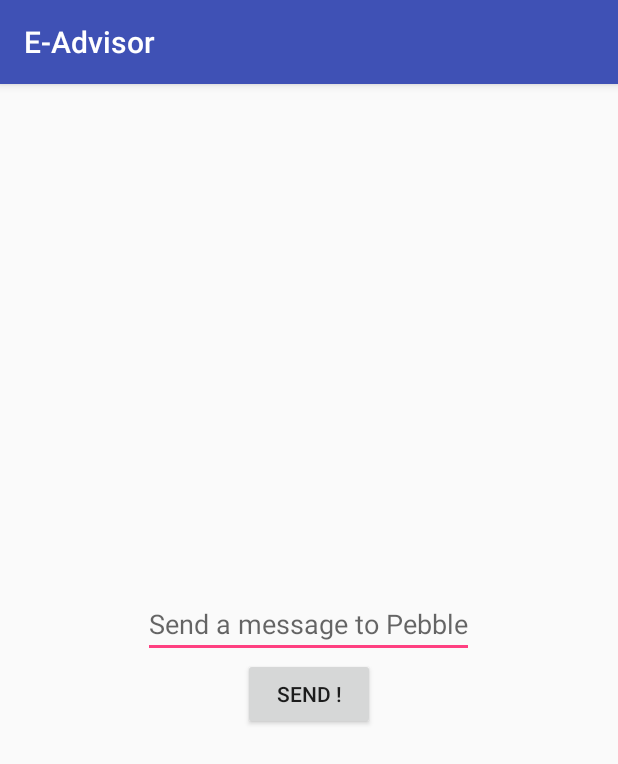
After one commit to m9rehman/FinHacks, an Android app: the NotificationActivity screen opened directly, with no data from a screen before it, on a phone screen of 412 x 824 dp. The commit adds this screen. Shown: the top 764 px of the screen. Run offline under Robolectric (Android 15) with nearby library versions, the phone set to English and light mode, and no system bars.

Commit message:
Created Notification Activity

```diff
--- a/FinHacksIoT/app/build.gradle
+++ b/FinHacksIoT/app/build.gradle
@@ -23,4 +23,10 @@ dependencies {
     compile fileTree(dir: 'libs', include: ['*.jar'])
     testCompile 'junit:junit:4.12'
     compile 'com.android.support:appcompat-v7:23.4.0'
+    compile 'com.getpebble:pebblekit:3.1.0@aar'
 }
+
+repositories {
+    mavenCentral()
+    maven { url "https://oss.sonatype.org/content/groups/public/" }
+}
--- a/FinHacksIoT/app/src/main/AndroidManifest.xml
+++ b/FinHacksIoT/app/src/main/AndroidManifest.xml
@@ -15,6 +15,8 @@
                 <category android:name="android.intent.category.LAUNCHER"/>
             </intent-filter>
         </activity>
+        <activity android:name=".NotificationActivity">
+        </activity>
     </application>
 
 </manifest>
--- /dev/null
+++ b/FinHacksIoT/app/src/main/java/com/example/moe/finhacksiot/NotificationActivity.java
@@ -0,0 +1,22 @@
+package com.example.moe.finhacksiot;
+
+import android.support.v7.app.AppCompatActivity;
+import android.os.Bundle;
+import android.widget.Button;
+import android.widget.EditText;
+
+public class NotificationActivity extends AppCompatActivity {
+
+    private Button mSendBtn;
+    private EditText mMessageView;
+
+    @Override
+    protected void onCreate(Bundle savedInstanceState) {
+        super.onCreate(savedInstanceState);
+        setContentView(R.layout.activity_notification);
+
+        mSendBtn = (Button) findViewById(R.id.sendNotifBtn);
+        mMessageView = (EditText) findViewById(R.id.pebbleMessage);
+
+    }
+}
--- /dev/null
+++ b/FinHacksIoT/app/src/main/res/layout/activity_notification.xml
@@ -0,0 +1,27 @@
+<?xml version="1.0" encoding="utf-8"?>
+<LinearLayout
+    xmlns:android="http://schemas.android.com/apk/res/android"
+    xmlns:tools="http://schemas.android.com/tools"
+    android:layout_width="match_parent"
+    android:layout_height="match_parent"
+    android:paddingBottom="@dimen/activity_vertical_margin"
+    android:paddingLeft="@dimen/activity_horizontal_margin"
+    android:paddingRight="@dimen/activity_horizontal_margin"
+    android:paddingTop="@dimen/activity_vertical_margin"
+    android:orientation="vertical"
+    android:gravity="center"
+    tools:context="com.example.moe.finhacksiot.NotificationActivity">
+
+    <EditText
+        android:layout_width="wrap_content"
+        android:layout_height="wrap_content"
+        android:hint="@string/send_message"
+        android:id="@+id/pebbleMessage"
+       />
+    <Button
+        android:layout_width="wrap_content"
+        android:layout_height="wrap_content"
+        android:text="Send !"
+        android:id="@+id/sendNotifBtn"/>
+
+</LinearLayout>
--- a/FinHacksIoT/app/src/main/res/values/strings.xml
+++ b/FinHacksIoT/app/src/main/res/values/strings.xml
@@ -1,4 +1,5 @@
 <resources>
     <string name="app_name">E-Advisor</string>
     <string name="welcome">Welcome to E-Advisor</string>
+    <string name="send_message">Send a message to Pebble</string>
 </resources>
```
Also changed, not shown: FinHacksIoT/app/src/main/java/com/example/moe/finhacksiot/MainActivity.java (line endings or trailing spaces).
